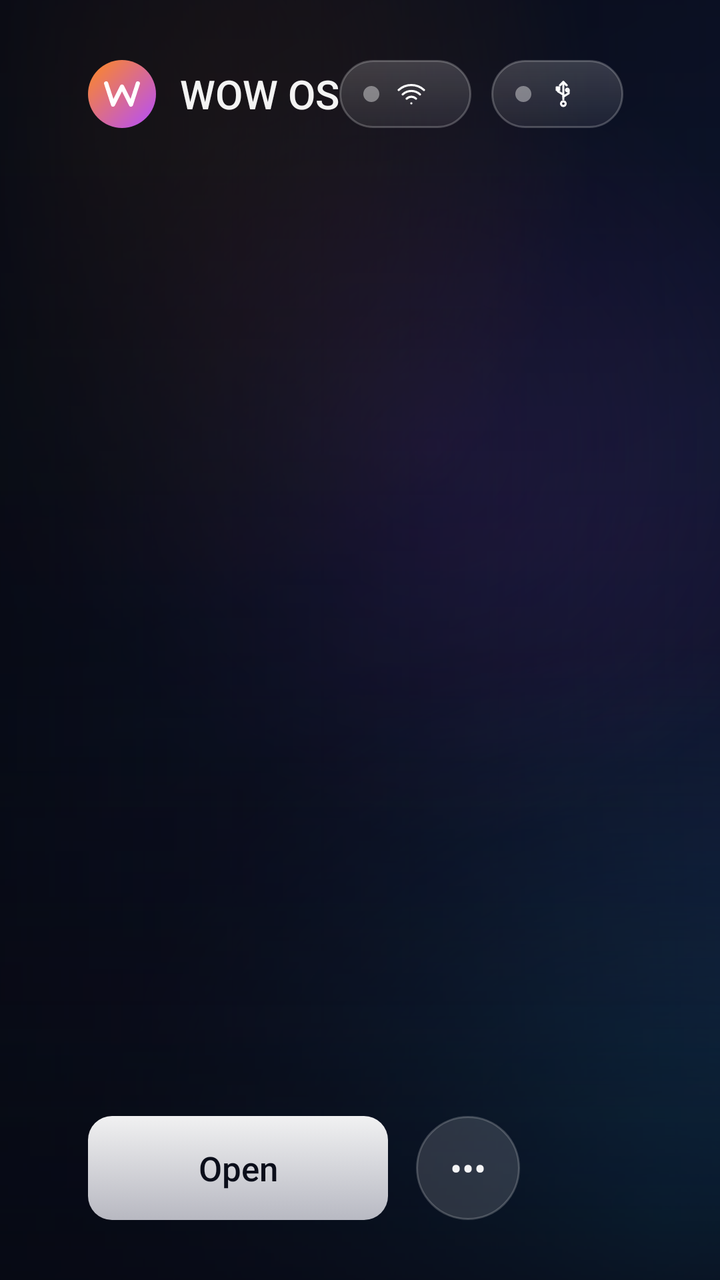
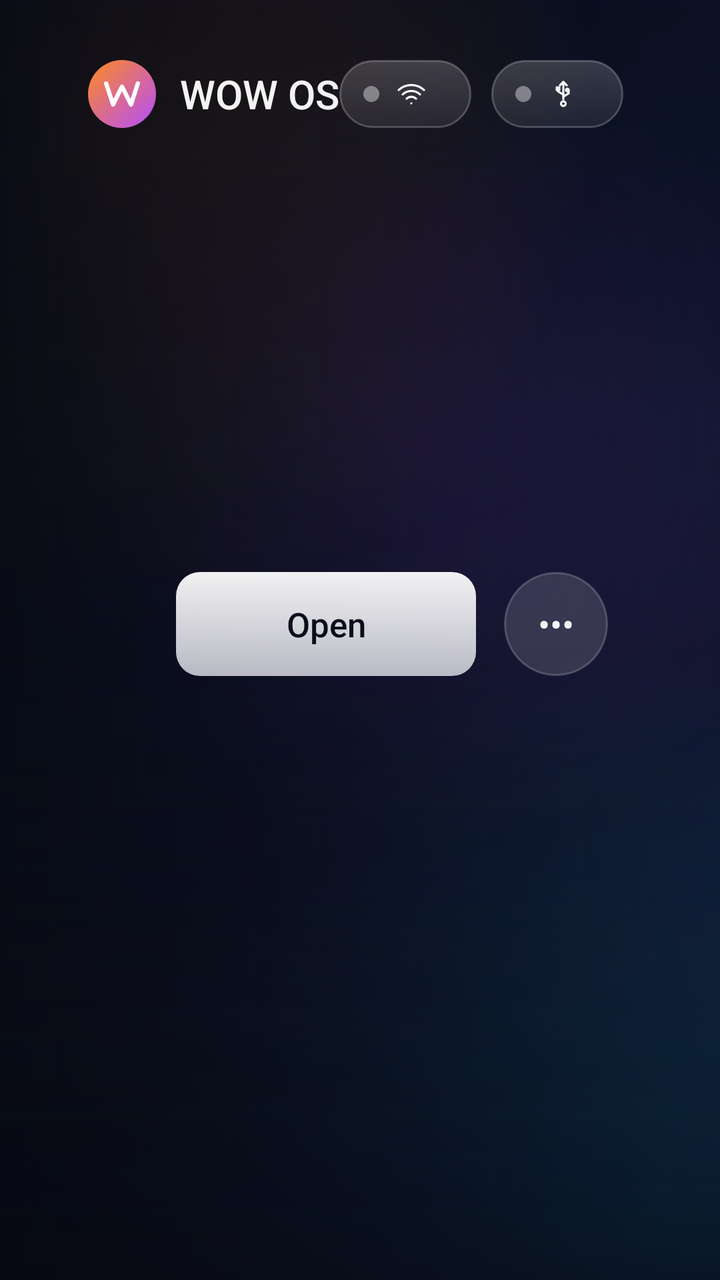

The first picture is an Android layout as it rendered before a commit; the second is the same layout after the commit. The layout source and the unified diff follow.
<!-- AndroidManifest.xml: application theme WowTheme -->
<!-- res/layout/activity_home.xml -->
<?xml version="1.0" encoding="utf-8"?>
<FrameLayout xmlns:android="http://schemas.android.com/apk/res/android"
    android:layout_width="match_parent"
    android:layout_height="match_parent"
    android:background="@drawable/bg_wallpaper"
    android:clipChildren="false">

    
    <ImageView
        android:id="@+id/home_wallpaper"
        android:layout_width="match_parent"
        android:layout_height="match_parent"
        android:importantForAccessibility="no"
        android:scaleType="centerCrop"
        android:visibility="gone" />

    
    <ImageView
        android:id="@+id/hero_a"
        android:layout_width="match_parent"
        android:layout_height="match_parent"
        android:importantForAccessibility="no"
        android:scaleType="centerCrop" />

    <ImageView
        android:id="@+id/hero_b"
        android:layout_width="match_parent"
        android:layout_height="match_parent"
        android:alpha="0"
        android:importantForAccessibility="no"
        android:scaleType="centerCrop" />

    
    <ImageView
        android:id="@+id/hero_icon"
        android:layout_width="240dp"
        android:layout_height="240dp"
        android:layout_gravity="center"
        android:alpha="0"
        android:importantForAccessibility="no"
        android:scaleType="fitCenter" />

    <View
        android:layout_width="match_parent"
        android:layout_height="match_parent"
        android:background="@drawable/hero_scrim" />

    <LinearLayout
        android:layout_width="match_parent"
        android:layout_height="match_parent"
        android:clipChildren="false"
        android:orientation="vertical"
        android:paddingStart="44dp"
        android:paddingTop="26dp"
        android:paddingEnd="44dp"
        android:paddingBottom="30dp">

        
        <LinearLayout
            android:layout_width="match_parent"
            android:layout_height="wrap_content"
            android:gravity="center_vertical"
            android:orientation="horizontal">

            <ImageView
                android:layout_width="34dp"
                android:layout_height="34dp"
                android:importantForAccessibility="no"
                android:src="@drawable/ic_launcher" />

            <TextView
                android:layout_width="wrap_content"
                android:layout_height="wrap_content"
                android:layout_marginStart="12dp"
                android:fontFamily="sans-serif-medium"
                android:text="@string/app_name"
                android:textColor="@color/text"
                android:textSize="20sp" />

            <View
                android:layout_width="0dp"
                android:layout_height="1dp"
                android:layout_weight="1" />

            <LinearLayout style="@style/Chip">
                <ImageView android:id="@+id/net_dot" android:layout_width="8dp" android:layout_height="8dp" android:src="@drawable/dot_off" />
                <ImageView android:layout_width="16dp" android:layout_height="16dp" android:layout_marginStart="8dp" android:src="@drawable/ic_wifi" />
                <TextView android:id="@+id/net_text" style="@style/ChipText" />
            </LinearLayout>

            <LinearLayout style="@style/Chip">
                <ImageView android:id="@+id/usb_dot" android:layout_width="8dp" android:layout_height="8dp" android:src="@drawable/dot_off" />
                <ImageView android:layout_width="16dp" android:layout_height="16dp" android:layout_marginStart="8dp" android:src="@drawable/ic_usb" />
                <TextView android:id="@+id/usb_text" style="@style/ChipText" />
            </LinearLayout>

            <LinearLayout android:id="@+id/next_chip" style="@style/Chip" android:visibility="gone">
                <ImageView android:layout_width="16dp" android:layout_height="16dp" android:src="@drawable/ic_bell" />
                <TextView android:id="@+id/next_text" style="@style/ChipText" android:maxWidth="220dp" android:singleLine="true" android:ellipsize="end" />
            </LinearLayout>

            <ImageView
                android:id="@+id/btn_settings"
                android:layout_width="42dp"
                android:layout_height="42dp"
                android:layout_marginStart="6dp"
                android:background="@drawable/glass_circle"
                android:focusable="true"
                android:padding="10dp"
                android:src="@drawable/ic_settings" />

            <ImageView
                android:id="@+id/btn_menu"
                android:layout_width="42dp"
                android:layout_height="42dp"
                android:layout_marginStart="10dp"
                android:background="@drawable/glass_circle"
                android:focusable="true"
                android:padding="10dp"
                android:src="@drawable/ic_grid" />

            <TextClock
                android:layout_width="wrap_content"
                android:layout_height="wrap_content"
                android:layout_marginStart="16dp"
                android:fontFamily="sans-serif-light"
                android:format12Hour="h:mm"
                android:format24Hour="HH:mm"
                android:textColor="@color/text"
                android:textSize="26sp" />
        </LinearLayout>

        
        <FrameLayout
            android:id="@+id/app_scroll"
            android:layout_width="match_parent"
            android:layout_height="wrap_content"
            android:layout_marginTop="96dp"
            android:clipChildren="false"
            android:clipToPadding="false"
            android:paddingTop="40dp"
            android:paddingBottom="150dp">

            <LinearLayout
                android:id="@+id/app_row"
                android:layout_width="wrap_content"
                android:layout_height="wrap_content"
                android:clipChildren="false"
                android:orientation="horizontal"
                android:paddingStart="44dp"
                android:paddingEnd="44dp" />
        </FrameLayout>

        
        <View
            android:layout_width="match_parent"
            android:layout_height="0dp"
            android:layout_weight="1" />

        
        <TextView
            android:id="@+id/hero_tag"
            android:layout_width="wrap_content"
            android:layout_height="wrap_content"
            android:letterSpacing="0.14"
            android:textColor="@color/text_faint"
            android:textSize="12sp"
            android:visibility="gone" />

        <TextView
            android:id="@+id/hero_title"
            android:layout_width="wrap_content"
            android:layout_height="wrap_content"
            android:layout_marginTop="2dp"
            android:ellipsize="end"
            android:fontFamily="sans-serif-medium"
            android:maxWidth="760dp"
            android:maxLines="1"
            android:shadowColor="#CC000000"
            android:shadowDx="0"
            android:shadowDy="2"
            android:shadowRadius="10"
            android:textColor="@color/text"
            android:textSize="40sp" />

        <LinearLayout
            android:layout_width="wrap_content"
            android:layout_height="wrap_content"
            android:layout_marginTop="14dp"
            android:clipChildren="false"
            android:gravity="center_vertical"
            android:orientation="horizontal">

            <TextView
                android:id="@+id/btn_open"
                android:layout_width="wrap_content"
                android:layout_height="52dp"
                android:background="@drawable/btn_open"
                android:focusable="true"
                android:fontFamily="sans-serif-medium"
                android:gravity="center"
                android:minWidth="150dp"
                android:paddingStart="28dp"
                android:paddingEnd="28dp"
                android:text="@string/open"
                android:textColor="#0B0E1A"
                android:textSize="17sp" />

            <LinearLayout
                android:id="@+id/btn_options"
                android:layout_width="52dp"
                android:layout_height="52dp"
                android:layout_marginStart="14dp"
                android:background="@drawable/glass_circle"
                android:focusable="true"
                android:gravity="center">

                <TextView
                    android:layout_width="wrap_content"
                    android:layout_height="wrap_content"
                    android:text="•••"
                    android:textColor="@color/text"
                    android:textSize="18sp" />
            </LinearLayout>
        </LinearLayout>
    </LinearLayout>
</FrameLayout>
<!-- resources referenced by this layout -->
<resources>
  <color name="text">#F2FFFFFF</color>
  <color name="text_faint">#73FFFFFF</color>
  <!-- drawable btn_open (drawable) -->
  <?xml version="1.0" encoding="utf-8"?>
  <selector xmlns:android="http://schemas.android.com/apk/res/android">
      <item android:state_focused="true"><shape><corners android:radius="12dp" />
          <solid android:color="#FFFFFFFF" /></shape></item>
      <item android:state_selected="true"><shape><corners android:radius="12dp" />
          <solid android:color="#FFFFFFFF" /></shape></item>
      <item><shape><corners android:radius="12dp" />
          <gradient android:angle="270" android:startColor="#F0FFFFFF" android:endColor="#C8E8E8F0" /></shape></item>
  </selector>
  <!-- drawable dot_off (drawable) -->
  <?xml version="1.0" encoding="utf-8"?>
  <shape xmlns:android="http://schemas.android.com/apk/res/android" android:shape="oval">
      <size android:width="8dp" android:height="8dp" />
      <solid android:color="#66FFFFFF" />
  </shape>
  <!-- drawable ic_launcher (drawable) -->
  <?xml version="1.0" encoding="utf-8"?>
  <layer-list xmlns:android="http://schemas.android.com/apk/res/android">
      <item>
          <shape android:shape="oval">
              <size android:width="48dp" android:height="48dp" />
              <gradient android:angle="315" android:startColor="#FF8A1E" android:endColor="#B44DFF" />
          </shape>
      </item>
      <item android:left="8dp" android:right="8dp" android:top="8dp" android:bottom="8dp" android:drawable="@drawable/logo_w" />
  </layer-list>
  <string name="app_name">WOW OS</string>
  <string name="open">Open</string>
  <style name="Chip">
          <item name="android:layout_width">wrap_content</item>
          <item name="android:layout_height">34dp</item>
          <item name="android:background">@drawable/glass_chip</item>
          <item name="android:gravity">center_vertical</item>
          <item name="android:orientation">horizontal</item>
          <item name="android:paddingStart">12dp</item>
          <item name="android:paddingEnd">14dp</item>
          <item name="android:layout_marginEnd">10dp</item>
      </style>
  <style name="ChipText">
          <item name="android:layout_width">wrap_content</item>
          <item name="android:layout_height">wrap_content</item>
          <item name="android:textColor">@color/text</item>
          <item name="android:textSize">13sp</item>
          <item name="android:layout_marginStart">8dp</item>
      </style>
  <style name="WowTheme" parent="@android:style/Theme.Material.NoActionBar.Fullscreen">
          <item name="android:windowBackground">@drawable/bg_wallpaper</item>
          <item name="android:windowShowWallpaper">false</item>
          <item name="android:colorAccent">#FF8A1E</item>
          <item name="android:windowAnimationStyle">@android:style/Animation.Activity</item>
      </style>
  <!-- drawable logo_w (drawable) -->
  <?xml version="1.0" encoding="utf-8"?>
  <vector xmlns:android="http://schemas.android.com/apk/res/android"
      android:width="48dp" android:height="48dp" android:viewportWidth="48" android:viewportHeight="48">
      <path android:pathData="M9,14l6.5,20l8.5,-17l8.5,17l6.5,-20" android:fillColor="#00000000"
          android:strokeColor="#FFFFFFFF" android:strokeWidth="4" android:strokeLineCap="round" android:strokeLineJoin="round" />
  </vector>
  <!-- drawable glass_chip (drawable) -->
  <?xml version="1.0" encoding="utf-8"?>
  <shape xmlns:android="http://schemas.android.com/apk/res/android">
      <corners android:radius="999dp" />
      <gradient android:angle="270" android:startColor="#2EFFFFFF" android:endColor="#12FFFFFF" />
      <stroke android:width="1dp" android:color="#38FFFFFF" />
  </shape>
  <!-- unchanged entries left out for length: 8 -->
</resources>

<!-- the commit's change to res/layout/activity_home.xml (unified diff, before → after) -->
@@ -30,7 +30,6 @@
         android:importantForAccessibility="no"
         android:scaleType="centerCrop" />
 
-    
     <ImageView
         android:id="@+id/hero_icon"
         android:layout_width="240dp"
@@ -53,7 +52,7 @@
         android:paddingStart="44dp"
         android:paddingTop="26dp"
         android:paddingEnd="44dp"
-        android:paddingBottom="30dp">
+        android:paddingBottom="0dp">
 
         
         <LinearLayout
@@ -119,109 +118,159 @@
                 android:padding="10dp"
                 android:src="@drawable/ic_grid" />
 
-            <TextClock
+            <TextView
+                android:id="@+id/clock"
                 android:layout_width="wrap_content"
                 android:layout_height="wrap_content"
                 android:layout_marginStart="16dp"
                 android:fontFamily="sans-serif-light"
-                android:format12Hour="h:mm"
-                android:format24Hour="HH:mm"
                 android:textColor="@color/text"
                 android:textSize="26sp" />
         </LinearLayout>
 
         
-        <FrameLayout
-            android:id="@+id/app_scroll"
+        <ScrollView
+            android:id="@+id/home_scroll"
             android:layout_width="match_parent"
-            android:layout_height="wrap_content"
-            android:layout_marginTop="96dp"
+            android:layout_height="0dp"
+            android:layout_weight="1"
             android:clipChildren="false"
             android:clipToPadding="false"
-            android:paddingTop="40dp"
-            android:paddingBottom="150dp">
+            android:fillViewport="true"
+            android:scrollbars="none">
 
             <LinearLayout
-                android:id="@+id/app_row"
-                android:layout_width="wrap_content"
+                android:id="@+id/rows_container"
+                android:layout_width="match_parent"
                 android:layout_height="wrap_content"
                 android:clipChildren="false"
-                android:orientation="horizontal"
-                android:paddingStart="44dp"
-                android:paddingEnd="44dp" />
-        </FrameLayout>
-
-        
-        <View
-            android:layout_width="match_parent"
-            android:layout_height="0dp"
-            android:layout_weight="1" />
-
-        
-        <TextView
-            android:id="@+id/hero_tag"
-            android:layout_width="wrap_content"
-            android:layout_height="wrap_content"
-            android:letterSpacing="0.14"
-            android:textColor="@color/text_faint"
-            android:textSize="12sp"
-            android:visibility="gone" />
-
-        <TextView
-            android:id="@+id/hero_title"
-            android:layout_width="wrap_content"
-            android:layout_height="wrap_content"
-            android:layout_marginTop="2dp"
-            android:ellipsize="end"
-            android:fontFamily="sans-serif-medium"
-            android:maxWidth="760dp"
-            android:maxLines="1"
-            android:shadowColor="#CC000000"
-            android:shadowDx="0"
-            android:shadowDy="2"
-            android:shadowRadius="10"
-            android:textColor="@color/text"
-            android:textSize="40sp" />
-
-        <LinearLayout
-            android:layout_width="wrap_content"
-            android:layout_height="wrap_content"
-            android:layout_marginTop="14dp"
-            android:clipChildren="false"
-            android:gravity="center_vertical"
-            android:orientation="horizontal">
-
-            <TextView
-                android:id="@+id/btn_open"
-                android:layout_width="wrap_content"
-                android:layout_height="52dp"
-                android:background="@drawable/btn_open"
-                android:focusable="true"
-                android:fontFamily="sans-serif-medium"
-                android:gravity="center"
-                android:minWidth="150dp"
-                android:paddingStart="28dp"
-                android:paddingEnd="28dp"
-                android:text="@string/open"
-                android:textColor="#0B0E1A"
-                android:textSize="17sp" />
-
-            <LinearLayout
-                android:id="@+id/btn_options"
-                android:layout_width="52dp"
-                android:layout_height="52dp"
-                android:layout_marginStart="14dp"
-                android:background="@drawable/glass_circle"
-                android:focusable="true"
-                android:gravity="center">
-
-                <TextView
-                    android:layout_width="wrap_content"
-                    android:layout_height="wrap_content"
-                    android:text="•••"
+                android:clipToPadding="false"
+                android:orientation="vertical"
+                android:paddingTop="30dp"
+                android:paddingBottom="120dp">
+
+                
+                <TextView
+                    android:id="@+id/greeting_hello"
+                    android:layout_width="wrap_content"
+                    android:layout_height="wrap_content"
+                    android:layout_marginStart="44dp"
+                    android:fontFamily="sans-serif-light"
+                    android:shadowColor="#CC000000"
+                    android:shadowDx="0"
+                    android:shadowDy="2"
+                    android:shadowRadius="10"
                     android:textColor="@color/text"
-                    android:textSize="18sp" />
-            </LinearLayout>
-        </LinearLayout>
+                    android:textSize="30sp" />
+
+                <TextView
+                    android:id="@+id/greeting_msg"
+                    android:layout_width="wrap_content"
+                    android:layout_height="wrap_content"
+                    android:layout_marginStart="44dp"
+                    android:layout_marginTop="2dp"
+                    android:layout_marginBottom="6dp"
+                    android:maxWidth="820dp"
+                    android:shadowColor="#CC000000"
+                    android:shadowDx="0"
+                    android:shadowDy="1"
+                    android:shadowRadius="8"
+                    android:textColor="@color/text_dim"
+                    android:textSize="15sp" />
+
+                
+                <FrameLayout
+                    android:id="@+id/app_scroll"
+                    android:layout_width="match_parent"
+                    android:layout_height="wrap_content"
+                    android:clipChildren="false"
+                    android:clipToPadding="false"
+                    android:paddingTop="30dp"
+                    android:paddingBottom="30dp">
+
+                    <LinearLayout
+                        android:id="@+id/app_row"
+                        android:layout_width="wrap_content"
+                        android:layout_height="wrap_content"
+                        android:clipChildren="false"
+                        android:orientation="horizontal"
+                        android:paddingStart="44dp"
+                        android:paddingEnd="44dp" />
+                </FrameLayout>
+
+                
+                <TextView
+                    android:id="@+id/hero_tag"
+                    android:layout_width="wrap_content"
+                    android:layout_height="wrap_content"
+                    android:layout_marginStart="44dp"
+                    android:layout_marginTop="6dp"
+                    android:letterSpacing="0.14"
+                    android:textColor="@color/text_faint"
+                    android:textSize="12sp"
+                    android:visibility="gone" />
+
+                <TextView
+                    android:id="@+id/hero_title"
+                    android:layout_width="wrap_content"
+                    android:layout_height="wrap_content"
+                    android:layout_marginStart="44dp"
+                    android:layout_marginTop="2dp"
+                    android:ellipsize="end"
+                    android:fontFamily="sans-serif-medium"
+                    android:maxWidth="760dp"
+                    android:maxLines="1"
+                    android:shadowColor="#CC000000"
+                    android:shadowDx="0"
+                    android:shadowDy="2"
+                    android:shadowRadius="10"
+                    android:textColor="@color/text"
+                    android:textSize="34sp" />
+
+                <LinearLayout
+                    android:layout_width="wrap_content"
+                    android:layout_height="wrap_content"
+                    android:layout_marginStart="44dp"
+                    android:layout_marginTop="12dp"
+                    android:clipChildren="false"
+                    android:gravity="center_vertical"
+                    android:orientation="horizontal">
+
+                    <TextView
+                        android:id="@+id/btn_open"
+                        android:layout_width="wrap_content"
+                        android:layout_height="52dp"
+                        android:background="@drawable/btn_open"
+                        android:focusable="true"
+                        android:fontFamily="sans-serif-medium"
+                        android:gravity="center"
+                        android:minWidth="150dp"
+                        android:paddingStart="28dp"
+                        android:paddingEnd="28dp"
+                        android:text="@string/open"
+                        android:textColor="#0B0E1A"
+                        android:textSize="17sp" />
+
+                    <LinearLayout
+                        android:id="@+id/btn_options"
+                        android:layout_width="52dp"
+                        android:layout_height="52dp"
+                        android:layout_marginStart="14dp"
+                        android:background="@drawable/glass_circle"
+                        android:focusable="true"
+                        android:gravity="center">
+
+                        <TextView
+                            android:layout_width="wrap_content"
+                            android:layout_height="wrap_content"
+                            android:text="•••"
+                            android:textColor="@color/text"
+                            android:textSize="18sp" />
+                    </LinearLayout>
+                </LinearLayout>
+
+                
+            </LinearLayout>
+        </ScrollView>
     </LinearLayout>
 </FrameLayout>
<!-- resource entries referenced after the edit -->
@@ -1,6 +1,7 @@
 <!-- resources referenced by this layout -->
 <resources>
   <color name="text">#F2FFFFFF</color>
+  <color name="text_dim">#A6FFFFFF</color>
   <color name="text_faint">#73FFFFFF</color>
   <!-- drawable btn_open (drawable) -->
   <?xml version="1.0" encoding="utf-8"?>
